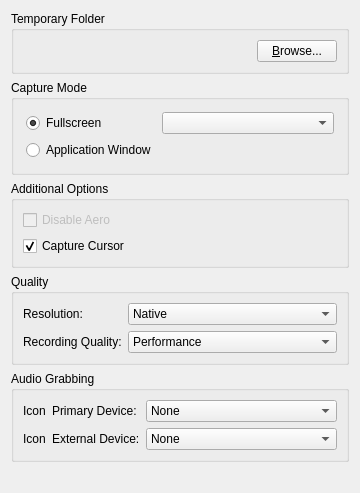
networkoptix/nx_open, file client/src/ui/widgets/settings/recording_settings_widget.ui: the form before one commit.
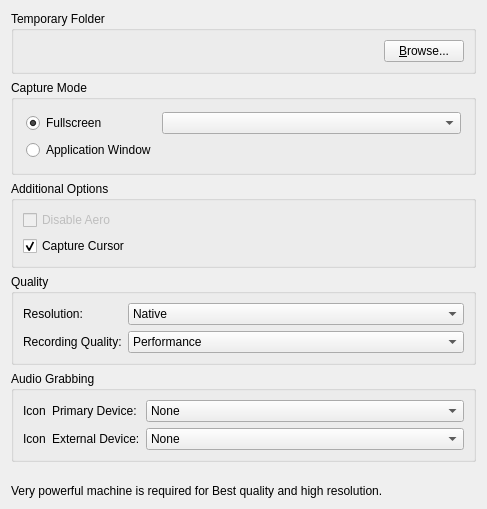
The form after the commit.

Commit message:
Refactoring #1510: Clean up screen recording settings form
<==== Mercurial data ====>
Branch: master

The edit to the form file:
```diff
--- a/client/src/ui/widgets/settings/recording_settings_widget.ui
+++ b/client/src/ui/widgets/settings/recording_settings_widget.ui
@@ -6,8 +6,8 @@
    <rect>
     <x>0</x>
     <y>0</y>
-    <width>360</width>
-    <height>442</height>
+    <width>487</width>
+    <height>509</height>
    </rect>
   </property>
   <property name="windowTitle">
@@ -357,7 +357,7 @@
    <item>
     <widget class="QLabel" name="recordingWarningLabel">
      <property name="text">
-      <string/>
+      <string>Very powerful machine is required for Best quality and high resolution.</string>
      </property>
     </widget>
    </item>
```
The commit also changes 2 other files.
